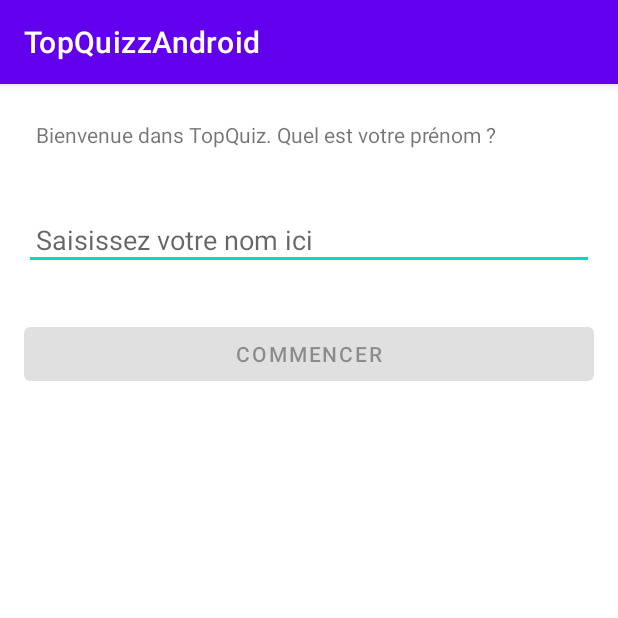
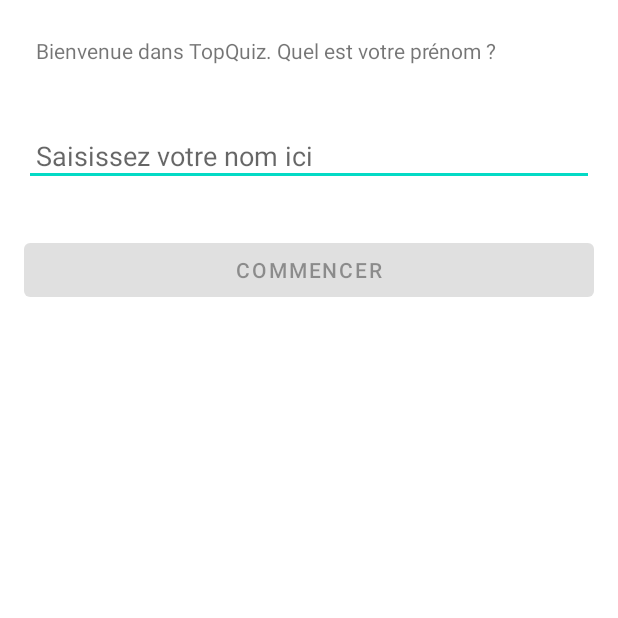
Before and after one commit to JosephCHEYNET/TopQuizzAndroid, an Android app: the screen it shows after launch (MainActivity), on a phone screen of 412 x 824 dp, the top half of it. Run offline under Robolectric (Android 15) with nearby library versions, the light colour scheme and no system bars.

Commit message:
Enlever le bandeau en haut avec le nom de l'application

```diff
--- a/app/src/main/res/values-night/themes.xml
+++ b/app/src/main/res/values-night/themes.xml
@@ -1,6 +1,6 @@
 <resources xmlns:tools="http://schemas.android.com/tools">
     <!-- Base application theme. -->
-    <style name="Theme.TopQuizzAndroid" parent="Theme.MaterialComponents.DayNight.DarkActionBar">
+    <style name="Theme.TopQuizzAndroid" parent="Theme.MaterialComponents.DayNight.NoActionBar">
         <!-- Primary brand color. -->
         <item name="colorPrimary">@color/purple_200</item>
         <item name="colorPrimaryVariant">@color/purple_700</item>
--- a/app/src/main/res/values/themes.xml
+++ b/app/src/main/res/values/themes.xml
@@ -1,6 +1,6 @@
 <resources xmlns:tools="http://schemas.android.com/tools">
     <!-- Base application theme. -->
-    <style name="Theme.TopQuizzAndroid" parent="Theme.MaterialComponents.DayNight.DarkActionBar">
+    <style name="Theme.TopQuizzAndroid" parent="Theme.MaterialComponents.DayNight.NoActionBar">
         <!-- Primary brand color. -->
         <item name="colorPrimary">@color/purple_500</item>
         <item name="colorPrimaryVariant">@color/purple_700</item>
```
